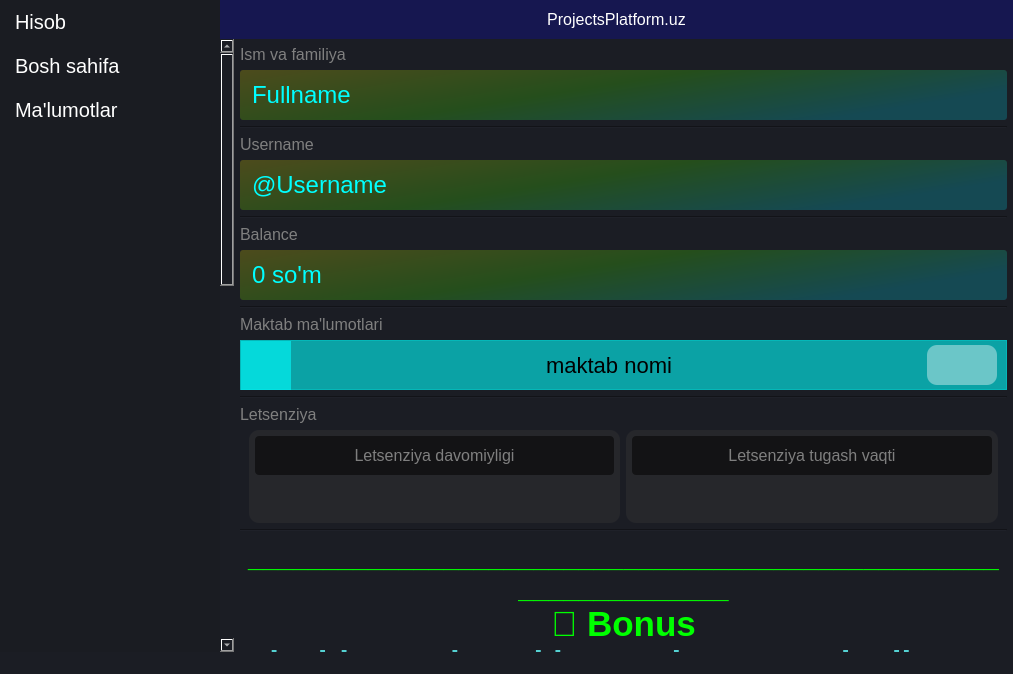
Old version of the form UI_files/main.ui in the repository bexruzpy/KundalikCOM.
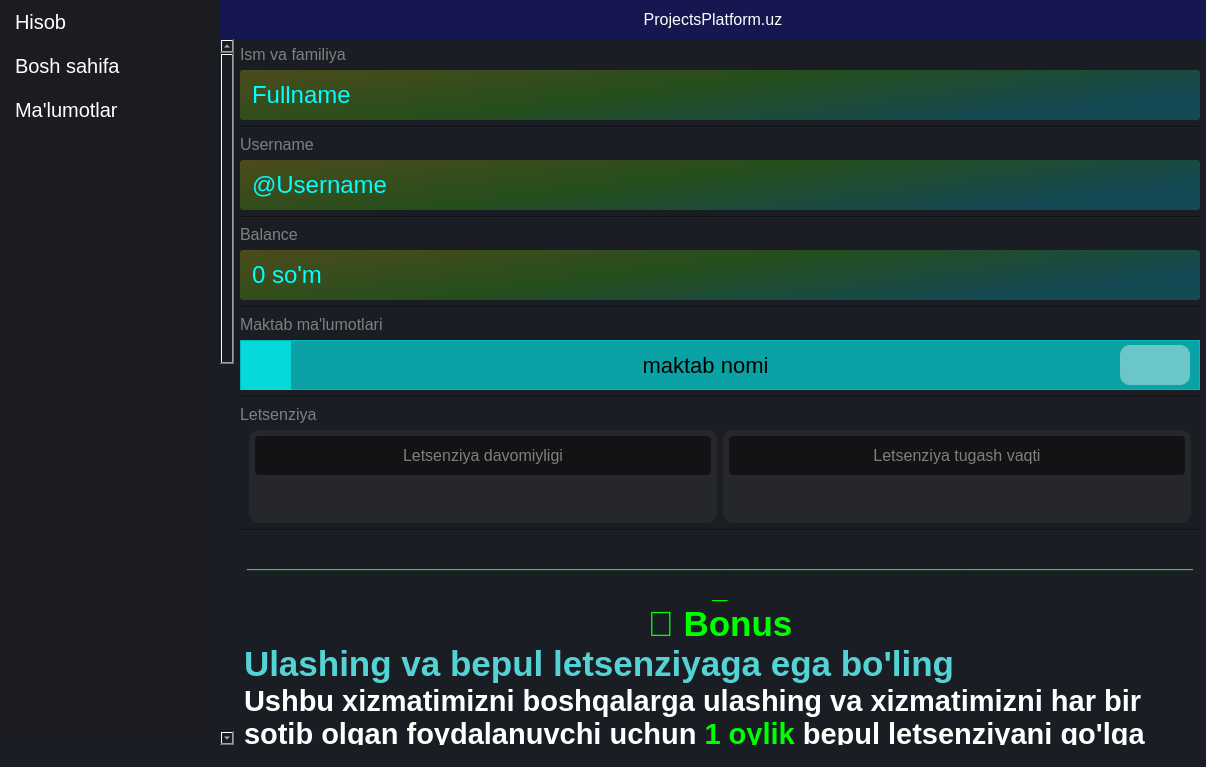
New version of the form. The open tabs and pages were chosen to show the change. Icons and pictures are not drawn.

What changed in the file:
```diff
--- a/UI_files/main.ui
+++ b/UI_files/main.ui
@@ -6,8 +6,8 @@
    <rect>
     <x>0</x>
     <y>0</y>
-    <width>997</width>
-    <height>674</height>
+    <width>1206</width>
+    <height>767</height>
    </rect>
   </property>
   <property name="windowTitle">
@@ -325,9 +325,9 @@
                  <property name="geometry">
                   <rect>
                    <x>0</x>
-                   <y>-483</y>
-                   <width>760</width>
-                   <height>1553</height>
+                   <y>0</y>
+                   <width>965</width>
+                   <height>1589</height>
                   </rect>
                  </property>
                  <layout class="QVBoxLayout" name="verticalLayout_13">
@@ -763,15 +763,15 @@
                      <string>&lt;!DOCTYPE HTML PUBLIC &quot;-//W3C//DTD HTML 4.0//EN&quot; &quot;http://www.w3.org/TR/REC-html40/strict.dtd&quot;&gt;
 &lt;html&gt;&lt;head&gt;&lt;meta name=&quot;qrichtext&quot; content=&quot;1&quot; /&gt;&lt;style type=&quot;text/css&quot;&gt;
 p, li { white-space: pre-wrap; }
-&lt;/style&gt;&lt;/head&gt;&lt;body style=&quot; font-family:'Mongolian Baiti'; font-size:8.25pt; font-weight:400; font-style:normal;&quot;&gt;
+&lt;/style&gt;&lt;/head&gt;&lt;body style=&quot; font-family:'Mongolian Baiti'; font-size:7.8pt; font-weight:400; font-style:normal;&quot;&gt;
 &lt;p align=&quot;center&quot; style=&quot; margin-top:0px; margin-bottom:0px; margin-left:0px; margin-right:0px; -qt-block-indent:0; text-indent:0px;&quot;&gt;&lt;span style=&quot; font-family:'-apple-system,BlinkMacSystemFont,Segoe UI,Roboto,Oxygen,Ubuntu,Cantarell,Fira Sans,Droid Sans,Helvetica Neue,sans-serif'; font-size:20pt; font-weight:600; color:#00ff00;&quot;&gt;________________________________________________________________&lt;/span&gt;&lt;/p&gt;
 &lt;p align=&quot;center&quot; style=&quot; margin-top:0px; margin-bottom:0px; margin-left:0px; margin-right:0px; -qt-block-indent:0; text-indent:0px;&quot;&gt;&lt;span style=&quot; font-family:'-apple-system,BlinkMacSystemFont,Segoe UI,Roboto,Oxygen,Ubuntu,Cantarell,Fira Sans,Droid Sans,Helvetica Neue,sans-serif'; font-size:26pt; font-weight:600; color:#00ff00;&quot;&gt;🎁 Bonus&lt;/span&gt;&lt;/p&gt;
 &lt;p style=&quot; margin-top:0px; margin-bottom:0px; margin-left:0px; margin-right:0px; -qt-block-indent:0; text-indent:0px;&quot;&gt;&lt;span style=&quot; font-family:'-apple-system,BlinkMacSystemFont,Segoe UI,Roboto,Oxygen,Ubuntu,Cantarell,Fira Sans,Droid Sans,Helvetica Neue,sans-serif'; font-size:26pt; font-weight:600; color:rgba(100,255,255,0.8);&quot;&gt;Ulashing va bepul letsenziyaga ega bo'ling&lt;/span&gt;&lt;/p&gt;
 &lt;p style=&quot; margin-top:0px; margin-bottom:0px; margin-left:0px; margin-right:0px; -qt-block-indent:0; text-indent:0px;&quot;&gt;&lt;span style=&quot; font-family:'-apple-system,BlinkMacSystemFont,Segoe UI,Roboto,Oxygen,Ubuntu,Cantarell,Fira Sans,Droid Sans,Helvetica Neue,sans-serif'; font-size:22pt; font-weight:600; color:#ffffff;&quot;&gt;Ushbu xizmatimizni boshqalarga ulashing va xizmatimizni har bir sotib olgan foydalanuvchi uchun &lt;/span&gt;&lt;span style=&quot; font-family:'-apple-system,BlinkMacSystemFont,Segoe UI,Roboto,Oxygen,Ubuntu,Cantarell,Fira Sans,Droid Sans,Helvetica Neue,sans-serif'; font-size:22pt; font-weight:600; color:#00ff00;&quot;&gt;1 oylik&lt;/span&gt;&lt;span style=&quot; font-family:'-apple-system,BlinkMacSystemFont,Segoe UI,Roboto,Oxygen,Ubuntu,Cantarell,Fira Sans,Droid Sans,Helvetica Neue,sans-serif'; font-size:22pt; font-weight:600; color:#ffffff;&quot;&gt; bepul letsenziyani qo'lga kiriting!&lt;/span&gt;&lt;/p&gt;
-&lt;p style=&quot; margin-top:0px; margin-bottom:0px; margin-left:0px; margin-right:0px; -qt-block-indent:0; text-indent:0px;&quot;&gt;&lt;span style=&quot; font-family:'-apple-system,BlinkMacSystemFont,Segoe UI,Roboto,Oxygen,Ubuntu,Cantarell,Fira Sans,Droid Sans,Helvetica Neue,sans-serif'; font-size:22pt; color:#00ffff; background-color:#333333;&quot;&gt; Havola: &lt;/span&gt;&lt;a name=&quot;text-to-copy&quot;&gt;&lt;/a&gt;&lt;span style=&quot; font-family:'-apple-system,BlinkMacSystemFont,Segoe UI,Roboto,Oxygen,Ubuntu,Cantarell,Fira Sans,Droid Sans,Helvetica Neue,sans-serif'; font-size:22pt; color:#0000ff;&quot;&gt; &lt;/span&gt;&lt;span style=&quot; font-family:'-apple-system,BlinkMacSystemFont,Segoe UI,Roboto,Oxygen,Ubuntu,Cantarell,Fira Sans,Droid Sans,Helvetica Neue,sans-serif'; font-size:22pt; color:#0000ff;&quot;&gt; https://t.me/projectsplatformbot?start=&lt;/span&gt;&lt;a name=&quot;tg_id&quot;&gt;&lt;/a&gt;&lt;span style=&quot; font-family:'-apple-system,BlinkMacSystemFont,Segoe UI,Roboto,Oxygen,Ubuntu,Cantarell,Fira Sans,Droid Sans,Helvetica Neue,sans-serif'; font-size:22pt; color:#0000ff;&quot;&gt;7&lt;/span&gt;&lt;span style=&quot; font-family:'-apple-system,BlinkMacSystemFont,Segoe UI,Roboto,Oxygen,Ubuntu,Cantarell,Fira Sans,Droid Sans,Helvetica Neue,sans-serif'; font-size:22pt; color:#0000ff;&quot;&gt;054004046&lt;/span&gt;&lt;span style=&quot; font-family:'-apple-system,BlinkMacSystemFont,Segoe UI,Roboto,Oxygen,Ubuntu,Cantarell,Fira Sans,Droid Sans,Helvetica Neue,sans-serif'; font-size:22pt; color:rgba(100,255,255,0.8);&quot;&gt; &lt;/span&gt;&lt;/p&gt;
+&lt;p style=&quot; margin-top:0px; margin-bottom:0px; margin-left:0px; margin-right:0px; -qt-block-indent:0; text-indent:0px;&quot;&gt;&lt;span style=&quot; font-family:'-apple-system,BlinkMacSystemFont,Segoe UI,Roboto,Oxygen,Ubuntu,Cantarell,Fira Sans,Droid Sans,Helvetica Neue,sans-serif'; font-size:22pt; color:#00ffff; background-color:#333333;&quot;&gt; Havola: &lt;/span&gt;&lt;a name=&quot;text-to-copy&quot;&gt;&lt;/a&gt;&lt;span style=&quot; font-family:'-apple-system,BlinkMacSystemFont,Segoe UI,Roboto,Oxygen,Ubuntu,Cantarell,Fira Sans,Droid Sans,Helvetica Neue,sans-serif'; font-size:22pt; color:#0000ff;&quot;&gt; &lt;/span&gt;&lt;span style=&quot; font-family:'-apple-system,BlinkMacSystemFont,Segoe UI,Roboto,Oxygen,Ubuntu,Cantarell,Fira Sans,Droid Sans,Helvetica Neue,sans-serif'; font-size:22pt; color:#0000ff;&quot;&gt; https://projectsplatform.uz/register?ref=&lt;/span&gt;&lt;span style=&quot; font-family:'-apple-system,BlinkMacSystemFont,Segoe UI,Roboto,Oxygen,Ubuntu,Cantarell,Fira Sans,Droid Sans,Helvetica Neue,sans-serif'; font-size:22pt; color:rgba(100,255,255,0.8);&quot;&gt; &lt;/span&gt;&lt;/p&gt;
 &lt;p style=&quot; margin-top:0px; margin-bottom:0px; margin-left:0px; margin-right:0px; -qt-block-indent:0; text-indent:0px;&quot;&gt;&lt;span style=&quot; font-family:'-apple-system,BlinkMacSystemFont,Segoe UI,Roboto,Oxygen,Ubuntu,Cantarell,Fira Sans,Droid Sans,Helvetica Neue,sans-serif'; font-size:22pt; font-weight:600; color:#00ff00;&quot;&gt;Hoziroq ushbu referal havolangizdan nusxa olib telegram orqali ulashing&lt;/span&gt;&lt;/p&gt;
 &lt;p align=&quot;center&quot; style=&quot; margin-top:0px; margin-bottom:0px; margin-left:0px; margin-right:0px; -qt-block-indent:0; text-indent:0px;&quot;&gt;&lt;span style=&quot; font-family:'-apple-system,BlinkMacSystemFont,Segoe UI,Roboto,Oxygen,Ubuntu,Cantarell,Fira Sans,Droid Sans,Helvetica Neue,sans-serif'; font-size:20pt; font-weight:600; color:#00ff00;&quot;&gt;________________________________________________________________&lt;/span&gt;&lt;/p&gt;
-&lt;p align=&quot;center&quot; style=&quot;-qt-paragraph-type:empty; margin-top:0px; margin-bottom:0px; margin-left:0px; margin-right:0px; -qt-block-indent:0; text-indent:0px;&quot;&gt;&lt;br /&gt;&lt;/p&gt;
+&lt;p align=&quot;center&quot; style=&quot;-qt-paragraph-type:empty; margin-top:0px; margin-bottom:0px; margin-left:0px; margin-right:0px; -qt-block-indent:0; text-indent:0px; font-size:8.25pt;&quot;&gt;&lt;br /&gt;&lt;/p&gt;
 &lt;p align=&quot;center&quot; style=&quot;-qt-paragraph-type:empty; margin-top:0px; margin-bottom:0px; margin-left:0px; margin-right:0px; -qt-block-indent:0; text-indent:0px; font-size:24pt; font-weight:600; color:#ffd500;&quot;&gt;&lt;br /&gt;&lt;/p&gt;
 &lt;p align=&quot;center&quot; style=&quot; margin-top:0px; margin-bottom:0px; margin-left:0px; margin-right:0px; -qt-block-indent:0; text-indent:0px;&quot;&gt;&lt;span style=&quot; font-size:24pt; font-weight:600; color:#ffd500;&quot;&gt;KundalikCOM&lt;/span&gt;&lt;span style=&quot; font-size:24pt; font-weight:600;&quot;&gt; &lt;/span&gt;&lt;span style=&quot; font-size:24pt; font-weight:600; color:#00ffff;&quot;&gt;Desktop&lt;/span&gt;&lt;/p&gt;
 &lt;p style=&quot; margin-top:0px; margin-bottom:0px; margin-left:0px; margin-right:0px; -qt-block-indent:0; text-indent:0px;&quot;&gt;&lt;span style=&quot; font-size:24pt; font-weight:600;&quot;&gt;-) O'quvchi va Ota onalar &lt;/span&gt;&lt;/p&gt;
@@ -780,8 +780,8 @@
 &lt;p style=&quot; margin-top:0px; margin-bottom:0px; margin-left:0px; margin-right:0px; -qt-block-indent:0; text-indent:0px;&quot;&gt;&lt;span style=&quot; font-size:24pt; font-weight:600;&quot;&gt;-) Login parollarni online kiritish&lt;/span&gt;&lt;/p&gt;
 &lt;p style=&quot; margin-top:0px; margin-bottom:0px; margin-left:0px; margin-right:0px; -qt-block-indent:0; text-indent:0px;&quot;&gt;&lt;span style=&quot; font-size:16pt; font-style:italic; color:#6c6c6c;&quot;&gt;  o'quvchilardan login va parollarini bitta bitta yozib olmasdan bitta elon orqali elekron tarzda login parollarni yig'ish eko tizimi.&lt;/span&gt;&lt;/p&gt;
 &lt;p style=&quot;-qt-paragraph-type:empty; margin-top:0px; margin-bottom:0px; margin-left:0px; margin-right:0px; -qt-block-indent:0; text-indent:0px; font-size:24pt; font-weight:600;&quot;&gt;&lt;br /&gt;&lt;/p&gt;
-&lt;p style=&quot; margin-top:0px; margin-bottom:0px; margin-left:0px; margin-right:0px; -qt-block-indent:0; text-indent:0px;&quot;&gt;&lt;span style=&quot; font-size:20pt;&quot;&gt;Bir oylik letsenziya: &lt;/span&gt;&lt;span style=&quot; font-size:20pt; font-weight:600; color:#ff8000;&quot;&gt;250 000&lt;/span&gt;&lt;span style=&quot; font-size:20pt;&quot;&gt; &lt;/span&gt;&lt;span style=&quot; font-size:20pt; color:#0189ff;&quot;&gt;so'm&lt;/span&gt;&lt;/p&gt;
-&lt;p style=&quot; margin-top:0px; margin-bottom:0px; margin-left:0px; margin-right:0px; -qt-block-indent:0; text-indent:0px;&quot;&gt;&lt;span style=&quot; font-size:20pt;&quot;&gt;3 oy yoki undan kuproq harid qilinsa &lt;/span&gt;&lt;span style=&quot; font-size:20pt; font-weight:600; color:#ff0000;&quot;&gt;20%&lt;/span&gt;&lt;span style=&quot; font-size:20pt;&quot;&gt; chegirma bilan bir oy uchun: &lt;/span&gt;&lt;span style=&quot; font-size:20pt; font-weight:600; color:#00ff00;&quot;&gt;200 000&lt;/span&gt;&lt;span style=&quot; font-size:20pt;&quot;&gt; &lt;/span&gt;&lt;span style=&quot; font-size:20pt; color:#0073ff;&quot;&gt;so'm&lt;/span&gt;&lt;span style=&quot; font-size:20pt;&quot;&gt;dan narxlanadi&lt;/span&gt;&lt;/p&gt;&lt;/body&gt;&lt;/html&gt;</string>
+&lt;p style=&quot; margin-top:0px; margin-bottom:0px; margin-left:0px; margin-right:0px; -qt-block-indent:0; text-indent:0px;&quot;&gt;&lt;span style=&quot; font-size:20pt;&quot;&gt;Bir oylik letsenziya: &lt;/span&gt;&lt;span style=&quot; font-size:20pt; font-weight:600; color:#ff8000;&quot;&gt;150 000&lt;/span&gt;&lt;span style=&quot; font-size:20pt;&quot;&gt; &lt;/span&gt;&lt;span style=&quot; font-size:20pt; color:#0189ff;&quot;&gt;so'm&lt;/span&gt;&lt;/p&gt;
+&lt;p style=&quot; margin-top:0px; margin-bottom:0px; margin-left:0px; margin-right:0px; -qt-block-indent:0; text-indent:0px;&quot;&gt;&lt;span style=&quot; font-size:20pt;&quot;&gt;3 oy yoki undan ko'proq harid qilinsa &lt;/span&gt;&lt;span style=&quot; font-size:20pt; font-weight:600; color:#ff0000;&quot;&gt;-20%&lt;/span&gt;&lt;span style=&quot; font-size:20pt;&quot;&gt; chegirma bilan bir oy uchun: &lt;/span&gt;&lt;span style=&quot; font-size:20pt; font-weight:600; color:#00ff00;&quot;&gt;120 000&lt;/span&gt;&lt;span style=&quot; font-size:20pt;&quot;&gt; &lt;/span&gt;&lt;span style=&quot; font-size:20pt; color:#0073ff;&quot;&gt;so'm&lt;/span&gt;&lt;span style=&quot; font-size:20pt;&quot;&gt;dan narxlanadi&lt;br /&gt;Har &lt;/span&gt;&lt;span style=&quot; font-size:20pt; color:#0000ff;&quot;&gt;9&lt;/span&gt;&lt;span style=&quot; font-size:20pt;&quot;&gt; oy olinsa &lt;/span&gt;&lt;span style=&quot; font-size:20pt; font-weight:600; color:#00ff26;&quot;&gt;+3&lt;/span&gt;&lt;span style=&quot; font-size:20pt;&quot;&gt; oy bonusga beriladi&lt;/span&gt;&lt;/p&gt;&lt;/body&gt;&lt;/html&gt;</string>
                     </property>
                    </widget>
                   </item>
```
Left out of the diff: 4 changed lines with no effect on the pictures.
